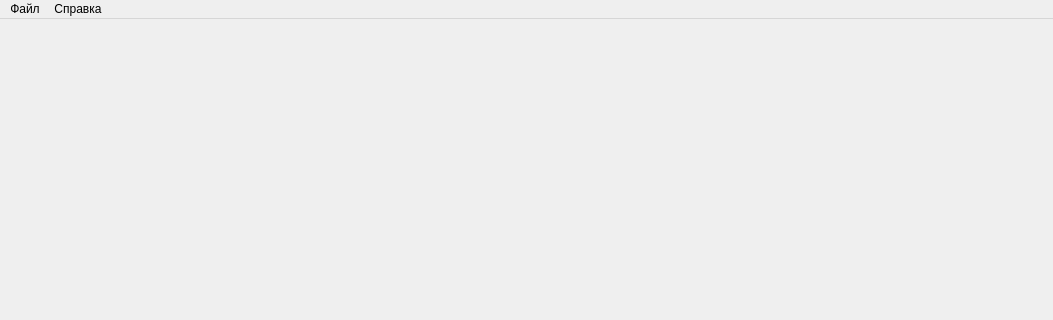
Grandbrain/QTutorial, file Source/window.ui: the form before one commit; both pictures show x 0 to 1053 and y 0 to 320 of the 1053 by 553 pixel window.
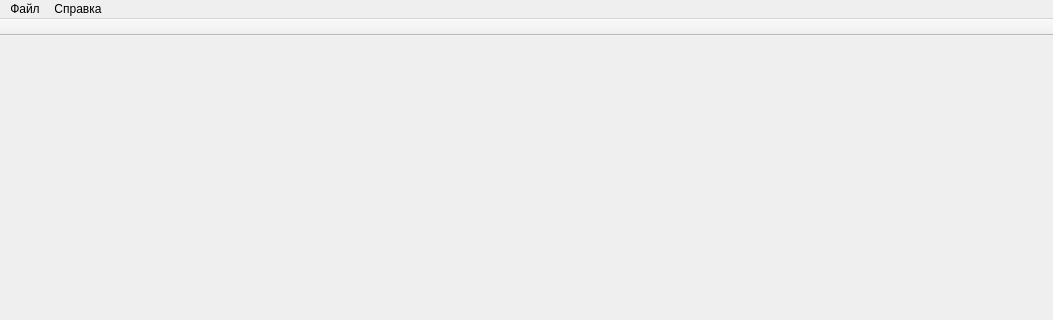
The form after the commit.

Patch:
```diff
--- a/Source/window.ui
+++ b/Source/window.ui
@@ -40,6 +40,26 @@
    <addaction name="menuFile"/>
    <addaction name="menuHelp"/>
   </widget>
+  <widget class="QToolBar" name="toolBar">
+   <property name="windowTitle">
+    <string>toolBar</string>
+   </property>
+   <property name="movable">
+    <bool>false</bool>
+   </property>
+   <property name="allowedAreas">
+    <set>Qt::NoToolBarArea</set>
+   </property>
+   <property name="floatable">
+    <bool>false</bool>
+   </property>
+   <attribute name="toolBarArea">
+    <enum>TopToolBarArea</enum>
+   </attribute>
+   <attribute name="toolBarBreak">
+    <bool>false</bool>
+   </attribute>
+  </widget>
   <action name="actionExit">
    <property name="text">
     <string>Выход</string>
```
